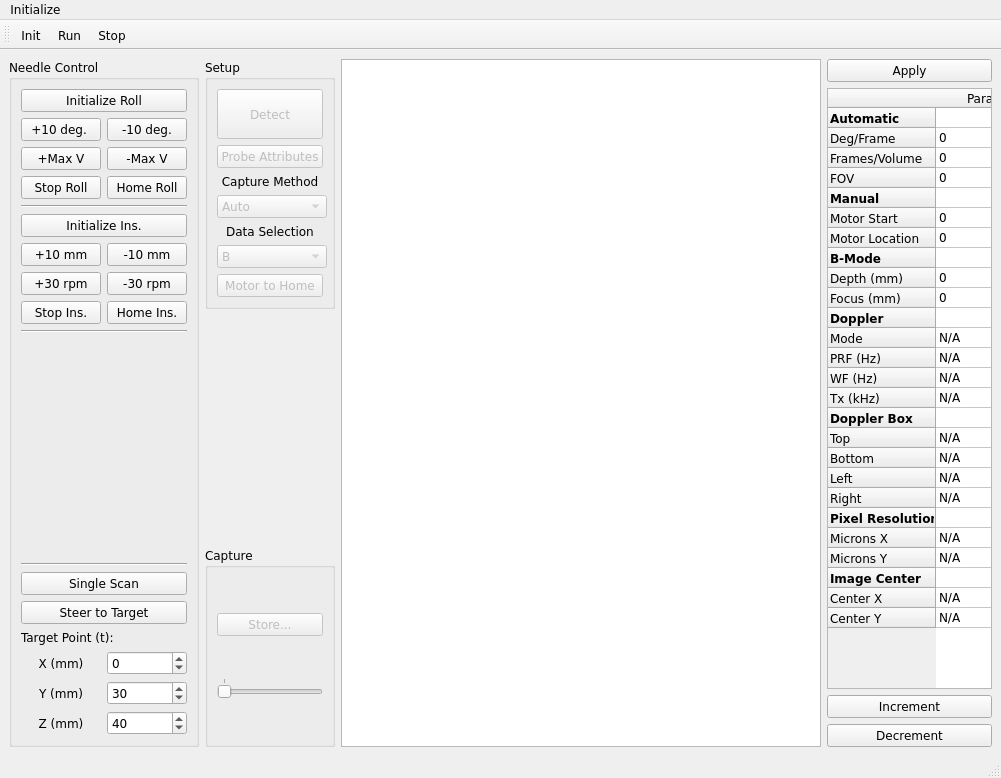
josephgreer/ultrasteer, file src/RealTimeUltrasteer/propello.ui: the form before one commit.
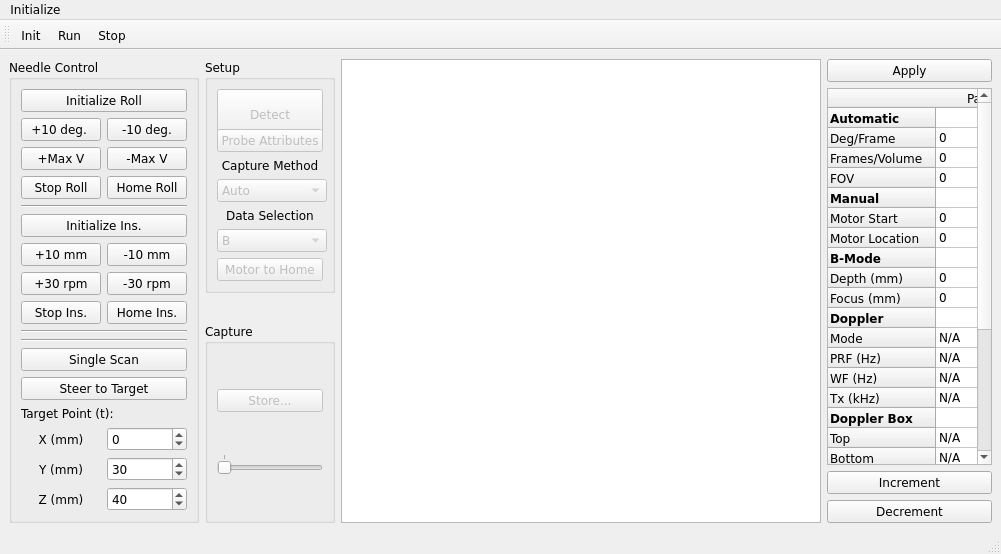
The form after the commit. Icons and pictures are not drawn. Custom widgets are drawn as their Qt base class.

What changed in the file:
```diff
--- a/src/RealTimeUltrasteer/propello.ui
+++ b/src/RealTimeUltrasteer/propello.ui
@@ -11,7 +11,7 @@
     <x>0</x>
     <y>0</y>
     <width>995</width>
-    <height>778</height>
+    <height>551</height>
    </rect>
   </property>
   <property name="font">
```
